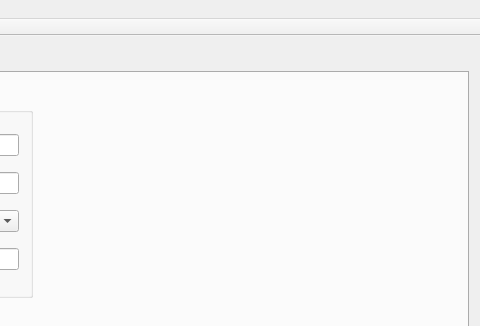
First picture: the form in mainwindow.ui, repository netpipe/VIP-Phone, before the edit; both pictures show x 238 to 718 and y 0 to 326 of the 718 by 541 pixel window.
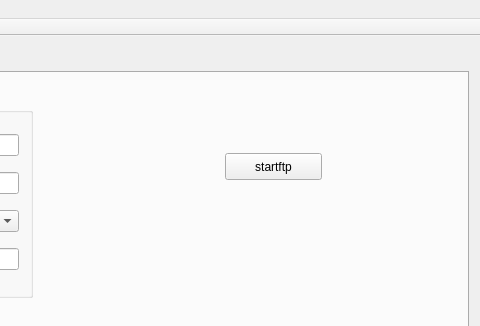
Second picture: the form after the edit.

What changed in the file:
```diff
--- a/mainwindow.ui
+++ b/mainwindow.ui
@@ -323,6 +323,19 @@
          <string>UDP mode only</string>
         </property>
        </widget>
+       <widget class="QPushButton" name="pushButton">
+        <property name="geometry">
+         <rect>
+          <x>450</x>
+          <y>80</y>
+          <width>97</width>
+          <height>27</height>
+         </rect>
+        </property>
+        <property name="text">
+         <string>startftp</string>
+        </property>
+       </widget>
       </widget>
      </widget>
     </item>
```
